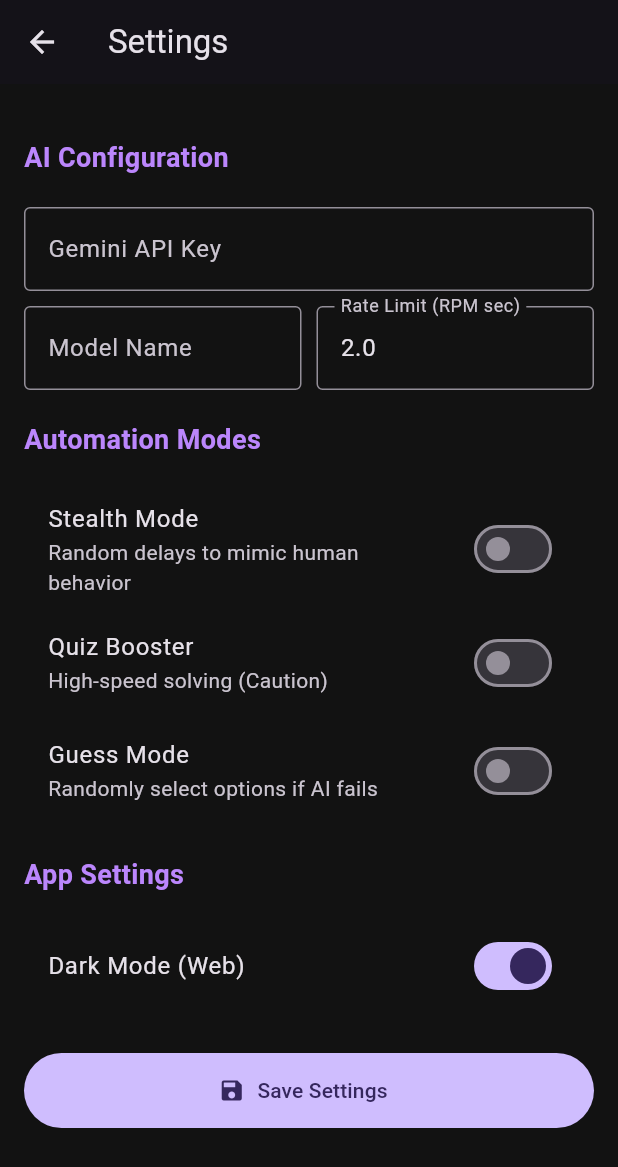
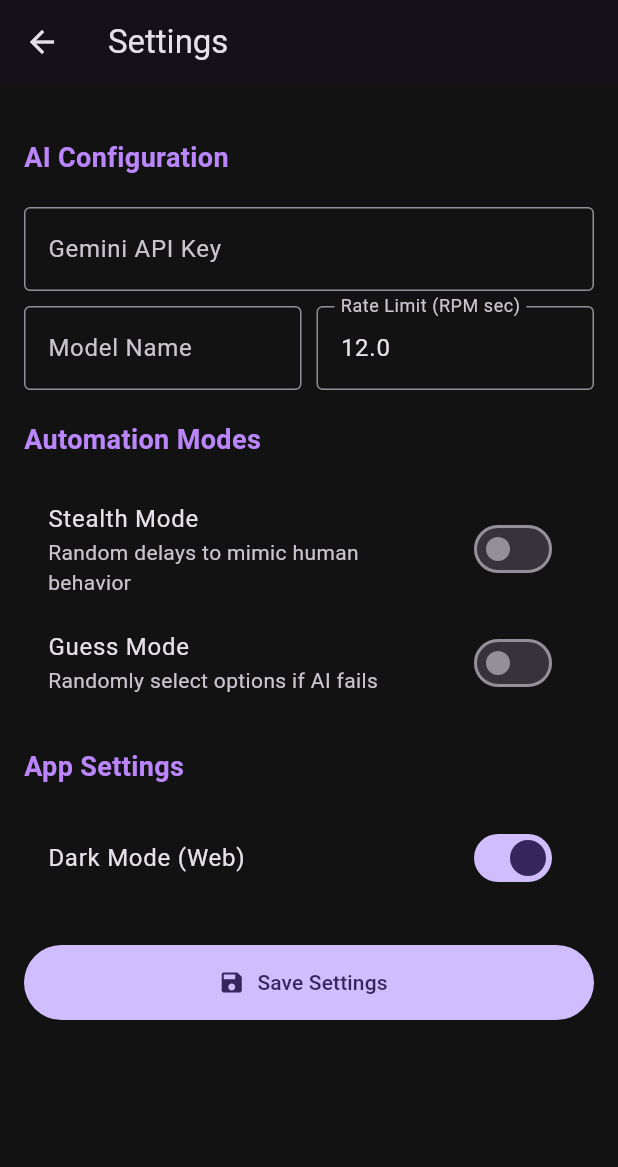
Before and after one commit to acadhack/acadhack-mobile, a Flutter app: the SettingsScreen screen opened by its route, on a phone screen of 412 x 824 dp. Shown: the top 1167 px of the screen. Run offline on Flutter 3.47's test engine with Material 3 defaults, Android fonts, the phone set to English and light mode, and no system bars; our stand-ins replace google_generative_ai, shared_preferences, webview_flutter; missing offline and left inert: webview_flutter_android; accounts and stored records are empty.

Commit message:
feat: Update Gemini model defaults and remove Booster Mode
- Changed default model from gemini-1.5-flash to gemini-3-flash-preview
- Updated default rate limit from 2.0s to 12.0s (stays under 5 req/min free tier limit)
- Completely removed Booster Mode feature:
  - Removed from ConfigService (getter/setter)
  - Removed from BrowserScreen delay logic
  - Removed from SettingsScreen UI

This prevents hitting the monthly quota limit on the free Gemini API tier.

```diff
--- a/lib/screens/browser.dart
+++ b/lib/screens/browser.dart
@@ -219,11 +219,6 @@ class _BrowserScreenState extends State<BrowserScreen> {
           setState(() => _statusText = "Stealth: ${delay.toStringAsFixed(1)}s");
         }
 
-        // Booster Override
-        if (_config?.isBoosterMode ?? false) {
-          delay = 0.2;
-        }
-
         await Future.delayed(Duration(milliseconds: (delay * 1000).toInt()));
 
         // --- SOLVING ---
--- a/lib/screens/settings.dart
+++ b/lib/screens/settings.dart
@@ -17,7 +17,6 @@ class _SettingsScreenState extends State<SettingsScreen> {
 
   bool _stealthMode = false;
   bool _darkMode = true;
-  bool _boosterMode = false;
   bool _guessMode = false;
   String _guessOption = 'A';
 
@@ -46,7 +45,6 @@ class _SettingsScreenState extends State<SettingsScreen> {
 
       _stealthMode = config.isStealthMode;
       _darkMode = config.isDarkMode;
-      _boosterMode = config.isBoosterMode;
       _guessMode = config.isGuessMode;
       _guessOption = config.guessOption;
 
@@ -70,7 +68,6 @@ class _SettingsScreenState extends State<SettingsScreen> {
 
     await config.setStealthMode(_stealthMode);
     await config.setDarkMode(_darkMode);
-    await config.setBoosterMode(_boosterMode);
     await config.setGuessMode(_guessMode);
     await config.setGuessOption(_guessOption);
 
@@ -135,13 +132,6 @@ class _SettingsScreenState extends State<SettingsScreen> {
             onChanged: (val) => setState(() => _stealthMode = val),
           ),
           if (_stealthMode) _buildDelayInputs(),
-
-          SwitchListTile(
-            title: const Text('Quiz Booster'),
-            subtitle: const Text('High-speed solving (Caution)'),
-            value: _boosterMode,
-            onChanged: (val) => setState(() => _boosterMode = val),
-          ),
 
           SwitchListTile(
             title: const Text('Guess Mode'),
--- a/lib/services/config_service.dart
+++ b/lib/services/config_service.dart
@@ -12,13 +12,15 @@ class ConfigService {
 
   // === Getters ===
   String? get apiKey => _prefs.getString(keyApiKey);
-  String get modelName => _prefs.getString(keyModelName) ?? 'gemini-1.5-flash';
+  String get modelName =>
+      _prefs.getString(keyModelName) ?? 'gemini-3-flash-preview';
   bool get isStealthMode => _prefs.getBool(keyStealthMode) ?? false;
   bool get isDarkMode => _prefs.getBool(keyDarkMode) ?? true;
 
   // New Features
-  double get rateLimit => _prefs.getDouble('rate_limit') ?? 2.0; // Seconds
-  bool get isBoosterMode => _prefs.getBool('booster_mode') ?? false;
+  double get rateLimit =>
+      _prefs.getDouble('rate_limit') ??
+      12.0; // Seconds (5 req/min on free tier)
 
   // Guess Mode
   bool get isGuessMode => _prefs.getBool('guess_mode') ?? false;
@@ -41,8 +43,6 @@ class ConfigService {
 
   Future<void> setRateLimit(double value) async =>
       await _prefs.setDouble('rate_limit', value);
-  Future<void> setBoosterMode(bool value) async =>
-      await _prefs.setBool('booster_mode', value);
 
   Future<void> setGuessMode(bool value) async =>
       await _prefs.setBool('guess_mode', value);
```
